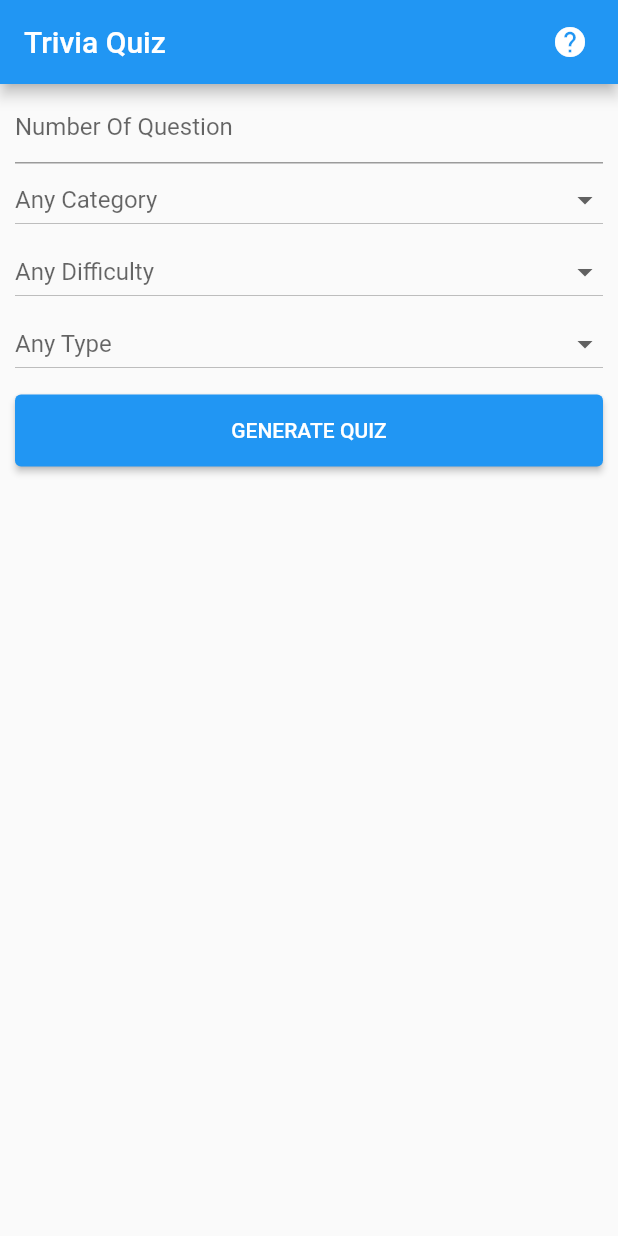
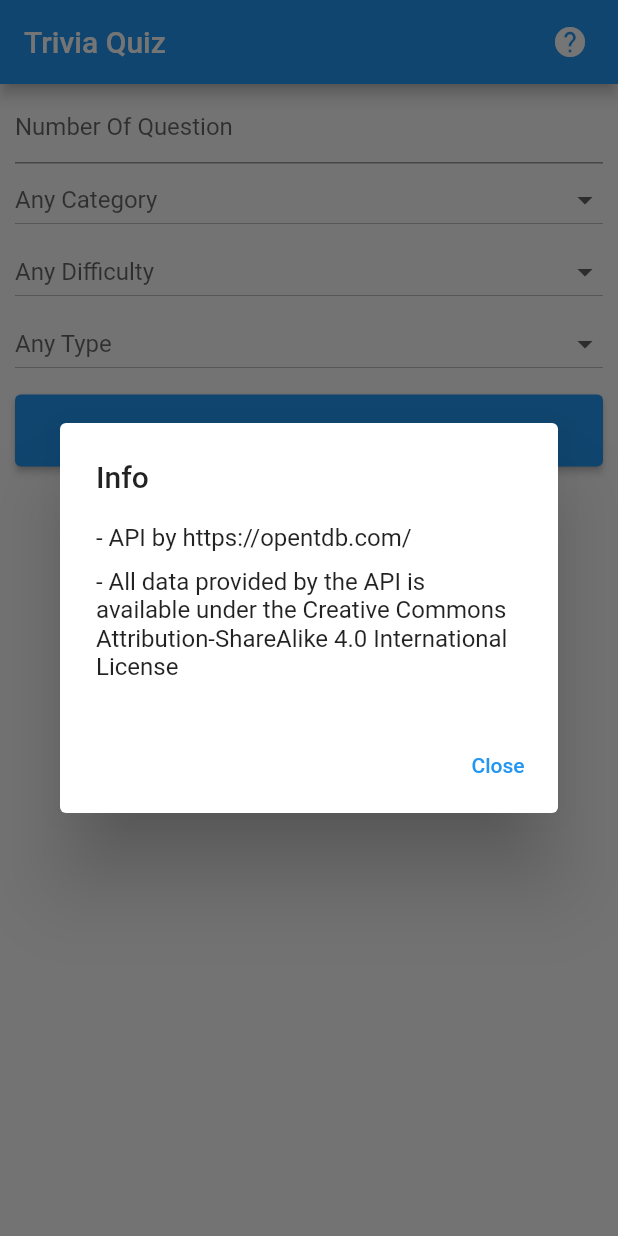
Before and after one commit to arma7x/opentrivia-flutter, a Flutter app: the screen it shows after launch, after a tap on the "help" icon, on a phone screen of 412 x 824 dp. Run offline on Flutter 3.47's test engine with Material 2 defaults, Android fonts, the phone set to English and light mode, and no system bars; our stand-ins replace html_unescape, shared_preferences; network calls fail.

Commit message:
update UI & use default encoding

```diff
--- a/lib/api.dart
+++ b/lib/api.dart
@@ -67,7 +67,7 @@ class Api {
     if (token != null) {
       query['token'] = token;
     }
-    query['encode'] = 'url3986';
+    //query['encode'] = 'base64';
     final url = Uri.https(baseUrl, api, query);
     return await http.get(makeUrl(url.toString()));
   }
--- a/lib/main.dart
+++ b/lib/main.dart
@@ -152,15 +152,42 @@ class _MyHomePageState extends State<MyHomePage> {
           Padding(
             padding: const EdgeInsets.only(right: 20.0),
             child: GestureDetector(
-              onTap: () {},
+              onTap: () {
+                showDialog<void>(
+                  context: context,
+                  barrierDismissible: false,
+                  builder: (BuildContext context) {
+                    return AlertDialog(
+                      title: const Text('Info'),
+                      content: SingleChildScrollView(
+                        child: ListBody(
+                          children: const <Widget>[
+                            Text('- API by https://opentdb.com/'),
+                            SizedBox(height: 10),
+                            Text('- All data provided by the API is available under the Creative Commons Attribution-ShareAlike 4.0 International License'),
+                          ],
+                        ),
+                      ),
+                      actions: <Widget>[
+                        TextButton(
+                          child: const Text('Close'),
+                          onPressed: () {
+                            Navigator.of(context).pop();
+                          },
+                        ),
+                      ],
+                    );
+                  },
+                );
+              },
               child: const Icon(
-                  Icons.help
+                Icons.help
               ),
             )
           ),
         ],
       ),
-      body: Center(
+      body: Container(
         child: Column(
           children: <Widget>[
             _loading ? new LinearProgressIndicator(minHeight:5) : SizedBox(height: 5),
--- a/pubspec.yaml
+++ b/pubspec.yaml
@@ -36,6 +36,7 @@ dependencies:
   cupertino_icons: ^1.0.2
   shared_preferences: ^2.0.8
   http: ^0.13.4
+  html_unescape: ^2.0.0
 
 dev_dependencies:
   flutter_test:
```
Also changed, not shown: lib/quizScreen.dart (+30 -12 lines), pubspec.lock.
